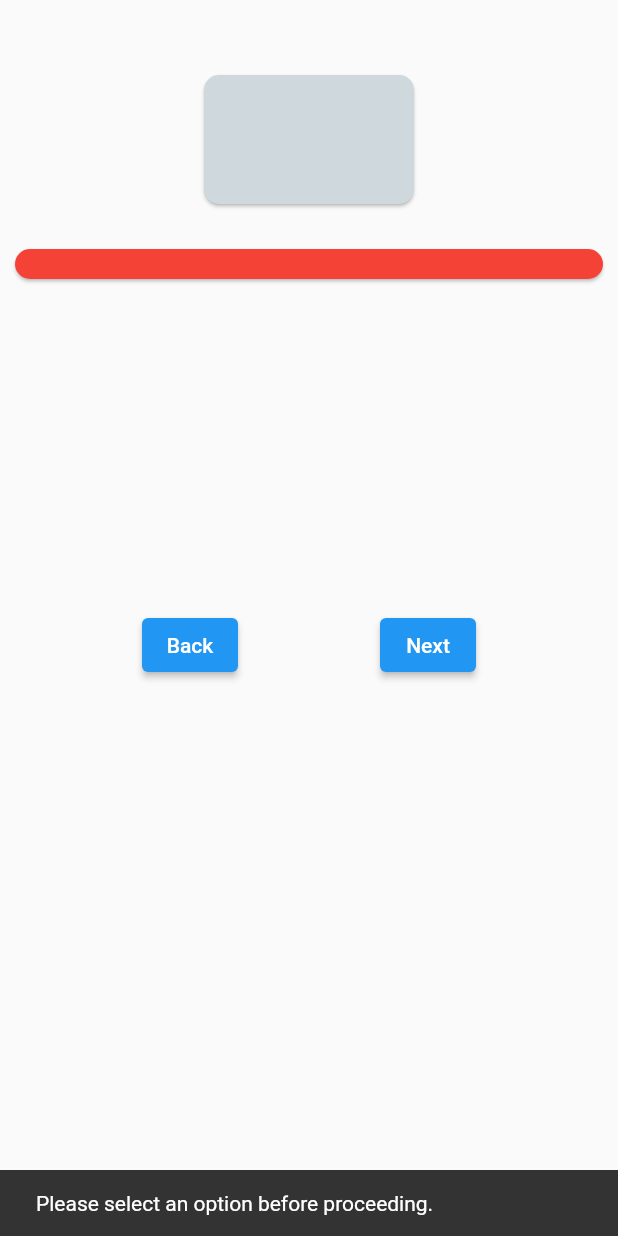
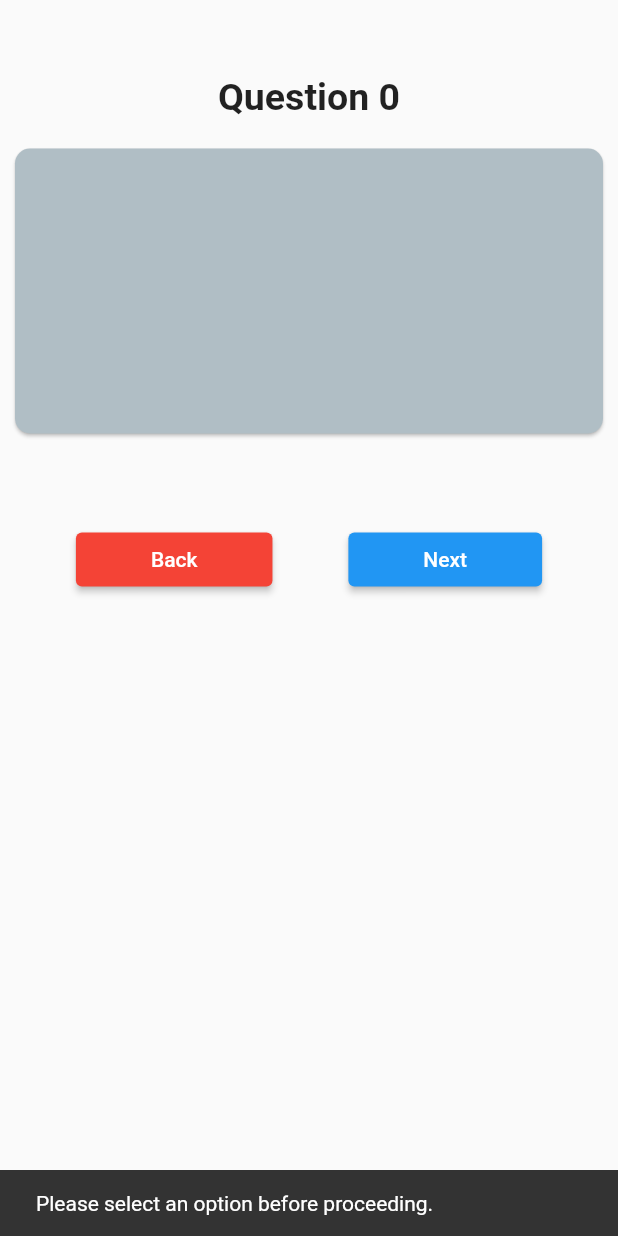
Before and after one commit to OmeshSachethana/SPM_Project, a Flutter app: the QuestionCard widget shown alone on an empty page, opened directly with empty values, after a tap on "Next", on a phone screen of 412 x 824 dp. Run offline on Flutter 3.47's test engine with Material 2 defaults, Android fonts, the phone set to English and light mode, and no system bars; our stand-ins replace camera, cloud_firestore, firebase_auth, firebase_core, firebase_storage, image_picker and 2 more; accounts and stored records are empty.

Commit message:
added question number and changed styles

```diff
--- a/lib/components/question_card.dart
+++ b/lib/components/question_card.dart
@@ -8,6 +8,7 @@ class QuestionCard extends StatefulWidget {
   final int currentQuestionIndex;
   final Function(bool) onNextButtonPressed;
   final Function() onBackButtonPressed;
+  final int questionNumber;
 
   QuestionCard({
     required this.question,
@@ -16,6 +17,7 @@ class QuestionCard extends StatefulWidget {
     required this.currentQuestionIndex,
     required this.onNextButtonPressed,
     required this.onBackButtonPressed,
+    required this.questionNumber,
   });
 
   @override
@@ -32,35 +34,43 @@ class _QuestionCardState extends State<QuestionCard> {
     return SingleChildScrollView(
       child: Column(
         children: [
-          Card(
+          const SizedBox(height: 50),
+          SizedBox(
+            // width: 300,
+            child: Text(
+              'Question ${widget.questionNumber}',
+              style: const TextStyle(fontSize: 25, fontWeight: FontWeight.bold),
+            ),
+          ),
+          SizedBox(
+            height: 220,
+            width: 500,
+            child: Card(
               shape: RoundedRectangleBorder(
                 borderRadius: BorderRadius.circular(10),
               ),
-            color: Colors.blueGrey[100],
-            margin: const EdgeInsets.only(left: 10, right: 10, top: 50),
-            child: Padding(
-              padding: const EdgeInsets.fromLTRB(70, 5, 70, 50),
+              color: Colors.blueGrey[200],
+              margin: const EdgeInsets.only(
+                  left: 10, right: 10, top: 20, bottom: 10),
               child: Column(
                 crossAxisAlignment: CrossAxisAlignment.center,
                 children: [
-                  const SizedBox(height: 10),
-                  Text(
+                  const SizedBox(height: 50),
+                  SizedBox(
+                    width: 300,
+                    child: Text(
                       widget.question.questionText,
                       style: const TextStyle(
                           fontSize: 18, fontWeight: FontWeight.bold),
+                    ),
                   ),
                 ],
               ),
             ),
           ),
+
           const SizedBox(height: 30),
-          Card(
-            shape: RoundedRectangleBorder(
-              borderRadius: BorderRadius.circular(10),
-            ),
-            color: Colors.red,
-            margin: const EdgeInsets.only(left: 10, right: 10, bottom: 150),
-            child: Padding(
+          Padding(
             padding: const EdgeInsets.all(10),
             child: ListView.builder(
               shrinkWrap: true,
@@ -77,9 +87,16 @@ class _QuestionCardState extends State<QuestionCard> {
                     widget.onOptionSelected(option);
                   },
                   child: Container(
+                    decoration: BoxDecoration(
+                      borderRadius: BorderRadius.circular(10),
+                      border: Border.all(
+                        color: Colors.blue,
+                        width: 2,
+                      ),
                       color: isSelected
                           ? Colors.blue
                           : const Color.fromARGB(255, 137, 214, 86),
+                    ),
                     padding: const EdgeInsets.symmetric(
                         vertical: 10, horizontal: 16),
                     margin: const EdgeInsets.symmetric(vertical: 5),
@@ -95,18 +112,30 @@ class _QuestionCardState extends State<QuestionCard> {
               },
             ),
           ),
-          ),
-          const SizedBox(height: 70),
+          //const SizedBox(height: 10),
           Row(
             mainAxisAlignment: MainAxisAlignment.spaceEvenly,
             children: [
               ElevatedButton(
+                style: ButtonStyle(
+                  backgroundColor: MaterialStateProperty.all<Color>(Colors.red),
+                  padding: MaterialStateProperty.all<EdgeInsetsGeometry>(
+                    const EdgeInsets.symmetric(horizontal: 50),
+                  ),
+                ),
                 onPressed: () {
                   widget.onBackButtonPressed();
                 },
                 child: const Text('Back'),
               ),
               ElevatedButton(
+                style: ButtonStyle(
+                  backgroundColor:
+                      MaterialStateProperty.all<Color>(Colors.blue),
+                  padding: MaterialStateProperty.all<EdgeInsetsGeometry>(
+                    const EdgeInsets.symmetric(horizontal: 50),
+                  ),
+                ),
                 onPressed: () {
                   if (selectedOption != null) {
                     bool isCorrect =
--- a/lib/components/question_list.dart
+++ b/lib/components/question_list.dart
@@ -140,6 +140,7 @@ class QuestionListState extends State<QuestionList> {
             });
           },
           onBackButtonPressed: handleBackButtonPress,
+          questionNumber: currentQuestionIndex + 1,
         );
       },
     );
```
Lines whose indentation alone changed are shown as unchanged.
